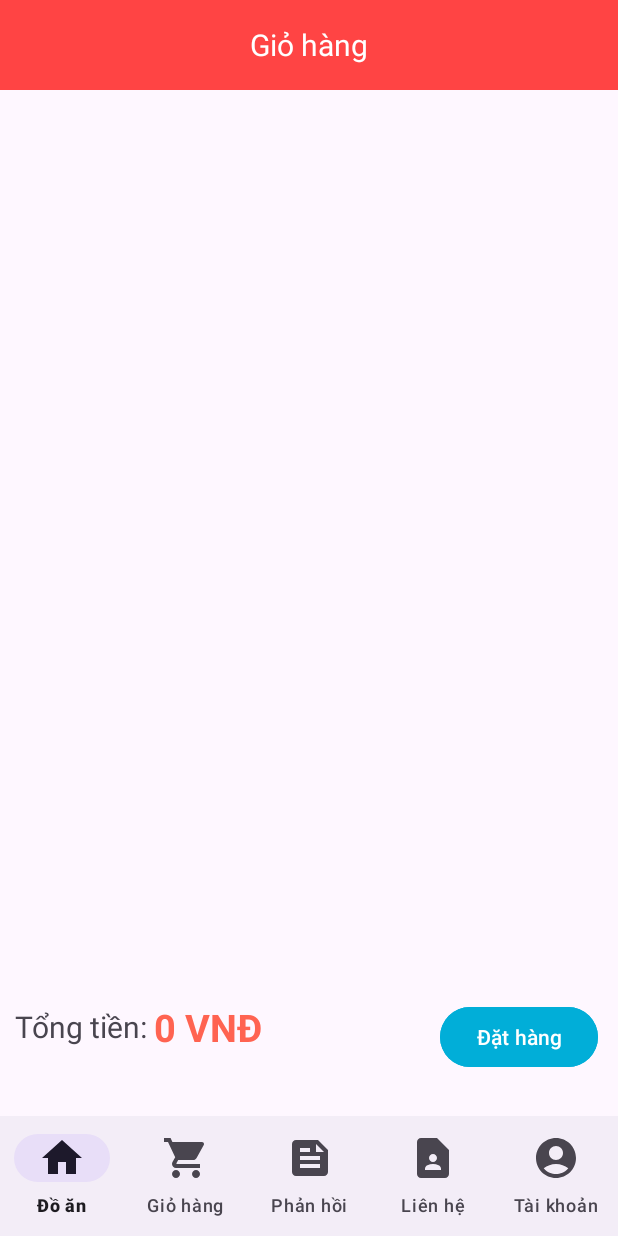
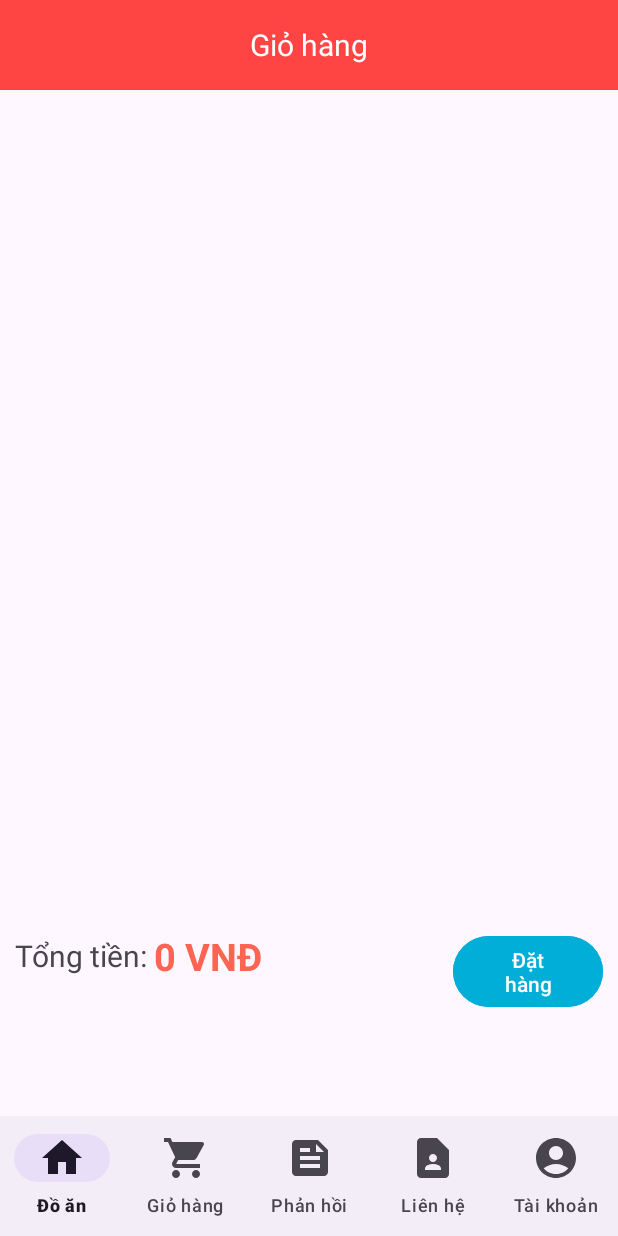
Before and after one commit to DVDPT2004/Project_nhom8, an Android app: the fragment CartFragment placed in its activity, on a phone screen of 412 x 824 dp. Run offline under Robolectric (Android 15) with nearby library versions, the light colour scheme and no system bars; libraries missing offline, so code that uses them is left out: me.relex.circleindicator; 5 statements that could not run were skipped.

Commit message:
Update giao dien gio hang cho phu hop voi may ao

```diff
--- a/app/src/main/res/layout/act_gio_hang_user.xml
+++ b/app/src/main/res/layout/act_gio_hang_user.xml
@@ -20,7 +20,7 @@
     <GridView
         android:id="@+id/gv_giohang"
         android:layout_width="match_parent"
-        android:layout_height="607dp">
+        android:layout_height="560dp">
 
     </GridView>
 
@@ -32,7 +32,7 @@
         android:layout_height="wrap_content">
 
         <LinearLayout
-            android:layout_width="283dp"
+            android:layout_width="292dp"
             android:layout_height="wrap_content"
             android:gravity="center_vertical">
 
@@ -56,12 +56,11 @@
         </LinearLayout>
 
         <Button
-            android:backgroundTint="#01AED8"
             android:id="@+id/btn_dathang"
             android:layout_width="wrap_content"
             android:layout_height="wrap_content"
+            android:backgroundTint="#01AED8"
             android:text="Đặt hàng"
-            android:textColor="#FFFFFF">
-        </Button>
+            android:textColor="#FFFFFF"></Button>
     </LinearLayout>
 </LinearLayout>
```
Also changed, not shown: app/src/main/res/layout/act_list_gio_hang_user.xml (+5 -3 lines).
